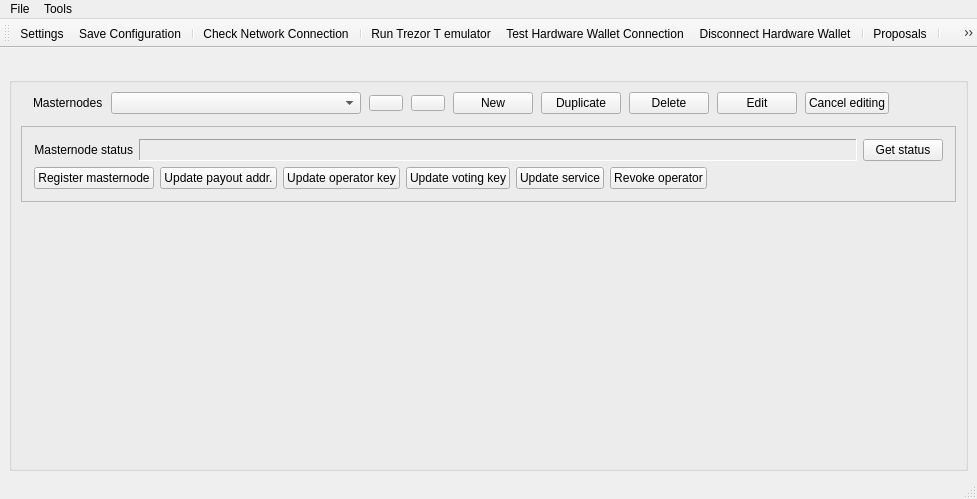
This is src/ui/ui_main_dlg.ui in Bertrand256/dash-masternode-tool as Qt 5 draws it before an edit. The edited form follows.
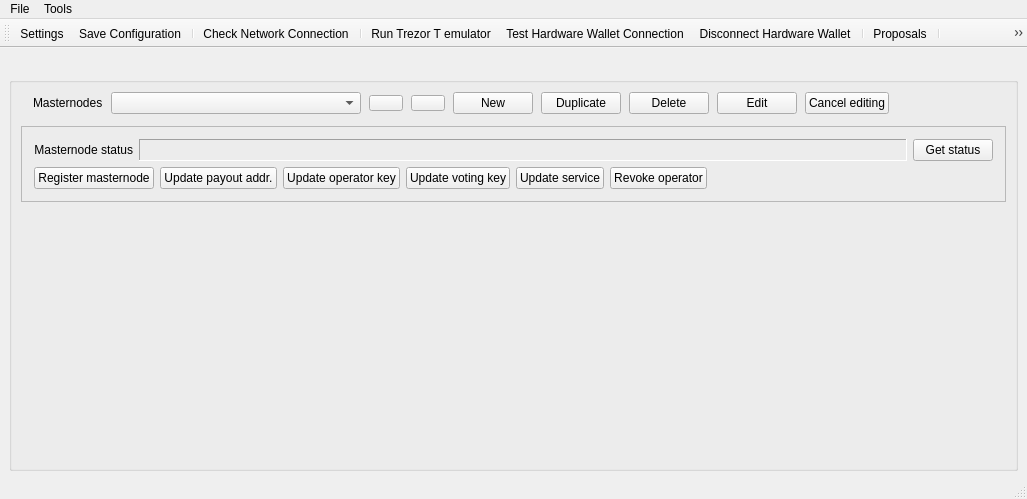
This is the edited form.

Commit message: Added the message signing with owner/voting keys. Removed the obsolete masternode private key.

The edit to the form file:
```diff
--- a/src/ui/ui_main_dlg.ui
+++ b/src/ui/ui_main_dlg.ui
@@ -6,7 +6,7 @@
    <rect>
     <x>0</x>
     <y>0</y>
-    <width>977</width>
+    <width>1027</width>
     <height>499</height>
    </rect>
   </property>
@@ -501,7 +501,7 @@
     <rect>
      <x>0</x>
      <y>0</y>
-     <width>977</width>
+     <width>1027</width>
      <height>22</height>
     </rect>
    </property>
@@ -581,7 +581,6 @@
    <addaction name="action_open_proposals_window"/>
    <addaction name="separator"/>
    <addaction name="action_transfer_funds_for_any_address"/>
-   <addaction name="action_sign_message_for_cur_mn"/>
   </widget>
   <action name="action_transfer_funds_for_cur_mn">
    <property name="text">
@@ -600,7 +599,10 @@
   </action>
   <action name="action_sign_message_for_cur_mn">
    <property name="text">
-    <string>Sign Message for Current Masternode...</string>
+    <string>Sign Message with Collateral Address...</string>
+   </property>
+   <property name="toolTip">
+    <string>Sign message with the collateral address of the current masternode</string>
    </property>
   </action>
   <action name="action_hw_configuration">
```
Left out of the diff: 23 changed lines with no effect on the pictures. The commit also changes 7 other files.
